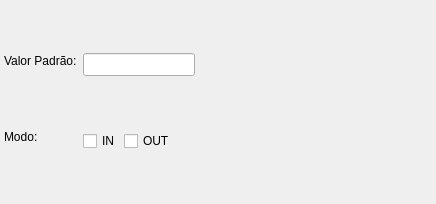
The window that libpgmodeler_ui/ui/parametrowidget.ui (pgmodeler/pgmodeler) describes before a commit, drawn with Qt 5.
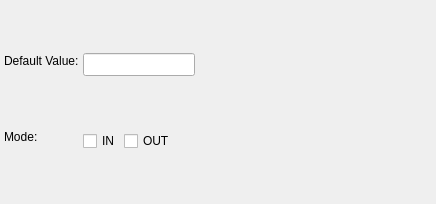
The same window after the commit.

```diff
--- a/libpgmodeler_ui/ui/parametrowidget.ui
+++ b/libpgmodeler_ui/ui/parametrowidget.ui
@@ -41,7 +41,7 @@
     </size>
    </property>
    <property name="text">
-    <string>Valor Padrão:</string>
+    <string>Default Value:</string>
    </property>
   </widget>
   <widget class="QLineEdit" name="valorpadrao_edt">
@@ -59,7 +59,7 @@
     <rect>
      <x>4</x>
      <y>129</y>
-     <width>34</width>
+     <width>51</width>
      <height>16</height>
     </rect>
    </property>
@@ -70,7 +70,7 @@
     </size>
    </property>
    <property name="text">
-    <string>Modo:</string>
+    <string>Mode:</string>
    </property>
   </widget>
   <widget class="QWidget" name="layoutWidget">
```
